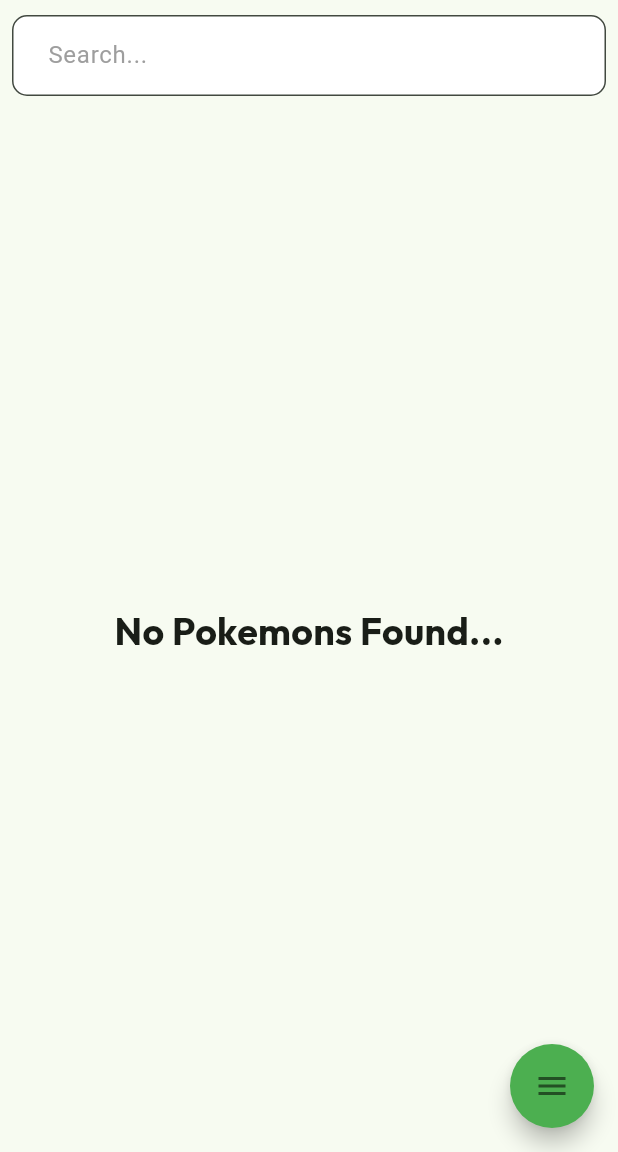
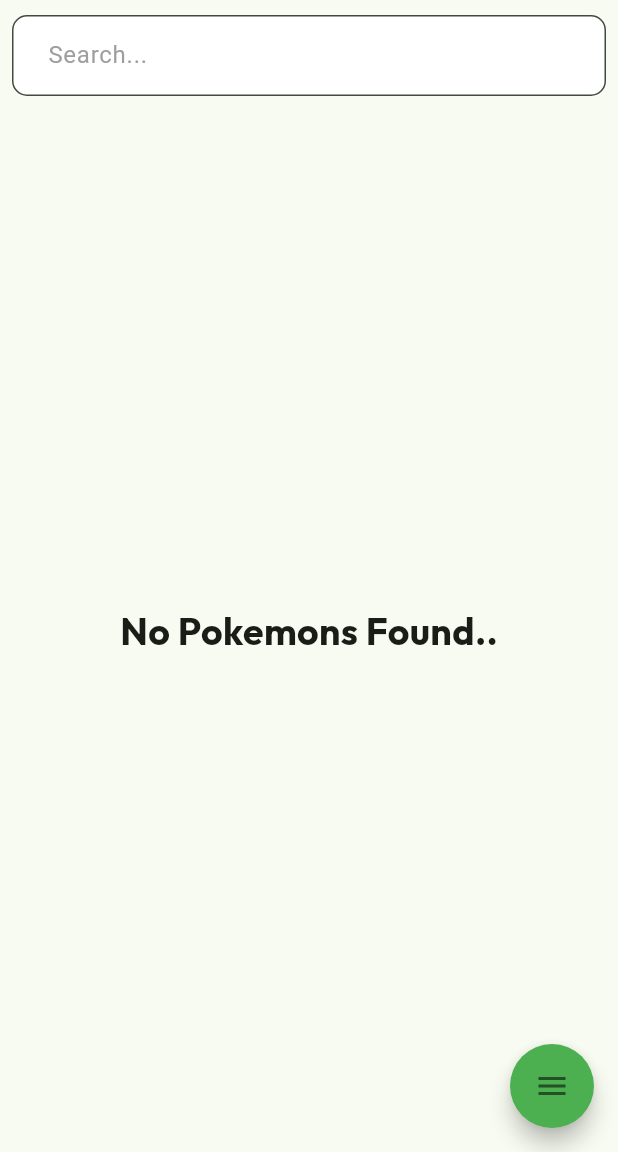
Before and after one commit to GioLigot/PokeDex1, a Flutter app: the screen it shows after launch, on a phone screen of 412 x 824 dp, the part 84-1236 px from its top. Run offline on Flutter 3.47's test engine with Material 3 defaults, Android fonts, the phone set to English and light mode, and no system bars; drawn by our look-alikes of flutter_speed_dial; our stand-ins replace bloc, equatable, flutter_bloc, sqflite; accounts and stored records are empty; project files that could hold a hidden picture were left out.

```diff
--- a/lib/pages/homepage/home_page.dart
+++ b/lib/pages/homepage/home_page.dart
@@ -110,7 +110,7 @@ class _HomePageState extends State<HomePage> {
                                   ))
                           : const Center(
                               child: Text(
-                              'No Pokemons Found...',
+                              'No Pokemons Found..',
                               style: TextStyle(
                                   fontSize: 25,
                                   fontFamily: "Outfit",
```
